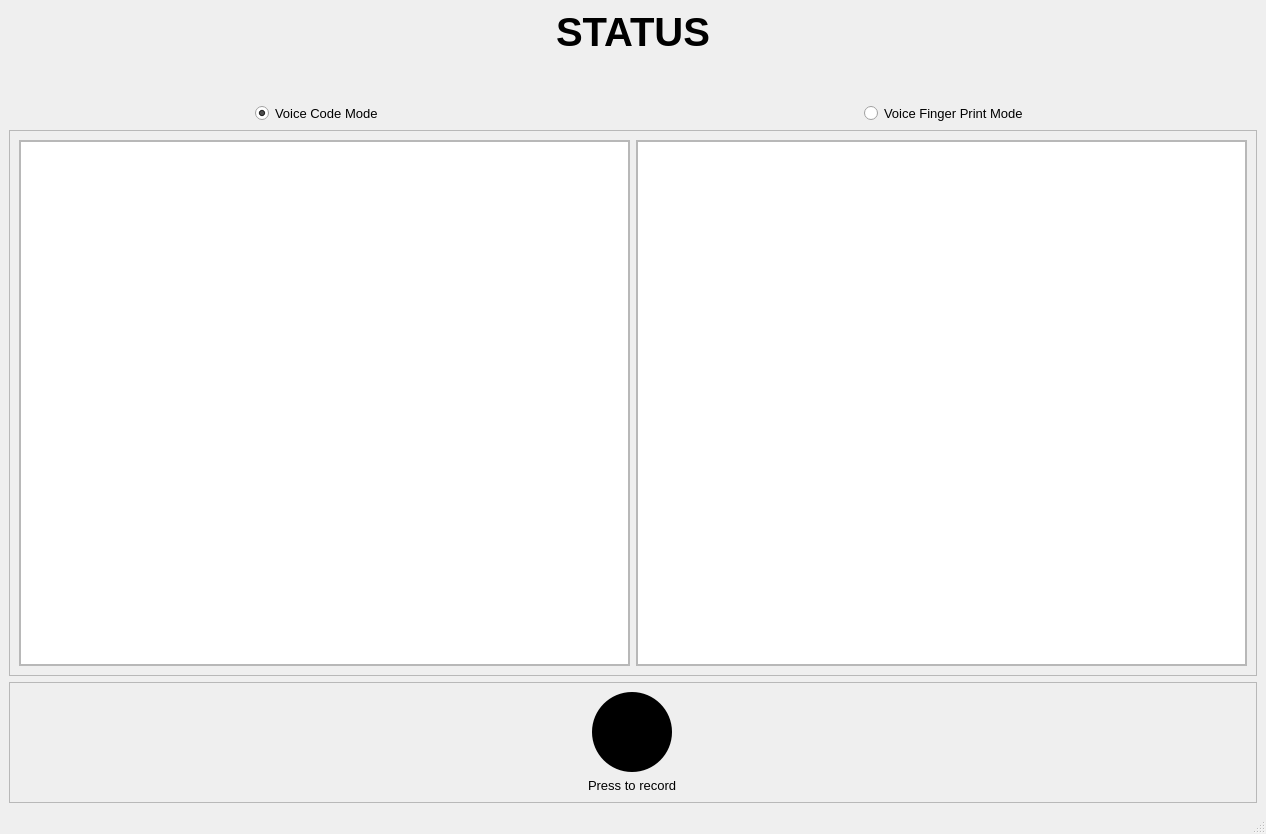
Old version of the form design.ui in the repository mohandemadx/Security-Voice-Lock.
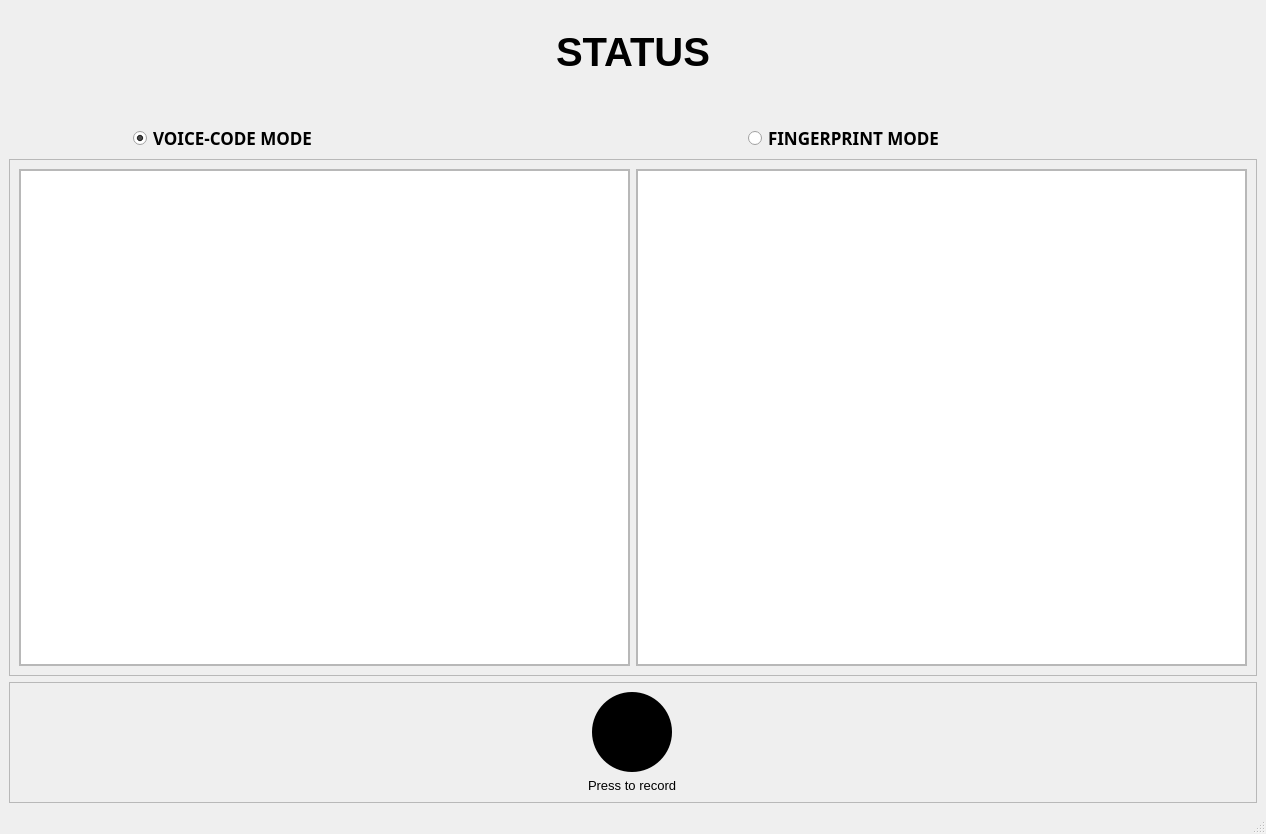
New version of the form. Icons and pictures are not drawn.

Diff of the .ui file:
```diff
--- a/design.ui
+++ b/design.ui
@@ -15,27 +15,45 @@
   </property>
   <widget class="QWidget" name="centralwidget">
    <layout class="QGridLayout" name="gridLayout">
-    <item row="1" column="0" colspan="2" alignment="Qt::AlignHCenter">
-     <widget class="QLabel" name="resultLabel">
-      <property name="sizePolicy">
-       <sizepolicy hsizetype="Preferred" vsizetype="Fixed">
-        <horstretch>0</horstretch>
-        <verstretch>0</verstretch>
-       </sizepolicy>
+    <item row="3" column="3" alignment="Qt::AlignLeft">
+     <widget class="QPushButton" name="iconIND">
+      <property name="styleSheet">
+       <string notr="true">background-color: rgb(255, 255, 255);</string>
       </property>
+      <property name="text">
+       <string/>
+      </property>
+      <property name="icon">
+       <iconset resource="icon.qrc">
+        <normaloff>:/newPrefix/icons/coding.png</normaloff>:/newPrefix/icons/coding.png</iconset>
+      </property>
+      <property name="iconSize">
+       <size>
+        <width>50</width>
+        <height>50</height>
+       </size>
+      </property>
+      <property name="flat">
+       <bool>true</bool>
+      </property>
+     </widget>
+    </item>
+    <item row="3" column="2" alignment="Qt::AlignRight">
+     <widget class="QRadioButton" name="radioButton_2">
       <property name="font">
        <font>
-        <pointsize>30</pointsize>
+        <family>Segoe UI Semibold</family>
+        <pointsize>13</pointsize>
         <weight>75</weight>
         <bold>true</bold>
        </font>
       </property>
       <property name="text">
-       <string>STATUS</string>
+       <string>FINGERPRINT MODE</string>
       </property>
      </widget>
     </item>
-    <item row="2" column="0" colspan="2">
+    <item row="2" column="0" colspan="4" alignment="Qt::AlignHCenter">
      <widget class="QPushButton" name="lockbutton">
       <property name="font">
        <font>
@@ -63,7 +81,7 @@
       </property>
      </widget>
     </item>
-    <item row="7" column="0" colspan="2">
+    <item row="7" column="0" colspan="4">
      <widget class="QFrame" name="frame">
       <property name="sizePolicy">
        <sizepolicy hsizetype="Preferred" vsizetype="Fixed">
@@ -136,7 +154,7 @@
       </layout>
      </widget>
     </item>
-    <item row="4" column="0" colspan="2">
+    <item row="4" column="0" colspan="4">
      <widget class="QFrame" name="frame2">
       <property name="frameShape">
        <enum>QFrame::StyledPanel</enum>
@@ -167,7 +185,11 @@
            <number>0</number>
           </property>
           <item>
-           <widget class="QGraphicsView" name="graphicsView"/>
+           <widget class="QGraphicsView" name="graphicsView">
+            <property name="enabled">
+             <bool>true</bool>
+            </property>
+           </widget>
           </item>
          </layout>
         </widget>
@@ -194,7 +216,11 @@
            <number>0</number>
           </property>
           <item>
-           <widget class="QGraphicsView" name="graphicsView_2"/>
+           <widget class="QGraphicsView" name="graphicsView_2">
+            <property name="enabled">
+             <bool>true</bool>
+            </property>
+           </widget>
           </item>
          </layout>
         </widget>
@@ -202,33 +228,83 @@
       </layout>
      </widget>
     </item>
-    <item row="3" column="0" alignment="Qt::AlignHCenter">
+    <item row="3" column="0" alignment="Qt::AlignRight">
      <widget class="QRadioButton" name="radioButton">
       <property name="font">
        <font>
-        <pointsize>10</pointsize>
+        <family>Segoe UI Semibold</family>
+        <pointsize>13</pointsize>
+        <weight>75</weight>
+        <bold>true</bold>
        </font>
       </property>
       <property name="text">
-       <string>Voice Code Mode</string>
+       <string>VOICE-CODE MODE</string>
       </property>
       <property name="checked">
        <bool>true</bool>
       </property>
      </widget>
     </item>
-    <item row="3" column="1" alignment="Qt::AlignHCenter">
-     <widget class="QRadioButton" name="radioButton_2">
+    <item row="1" column="0" colspan="4" alignment="Qt::AlignHCenter">
+     <widget class="QLabel" name="resultLabel">
+      <property name="sizePolicy">
+       <sizepolicy hsizetype="Preferred" vsizetype="Fixed">
+        <horstretch>0</horstretch>
+        <verstretch>0</verstretch>
+       </sizepolicy>
+      </property>
       <property name="font">
        <font>
-        <pointsize>10</pointsize>
+        <pointsize>30</pointsize>
+        <weight>75</weight>
+        <bold>true</bold>
        </font>
       </property>
       <property name="text">
-       <string>Voice Finger Print Mode</string>
+       <string>STATUS</string>
       </property>
      </widget>
     </item>
+    <item row="3" column="1" alignment="Qt::AlignLeft">
+     <widget class="QPushButton" name="iconWORD">
+      <property name="styleSheet">
+       <string notr="true">background-color: rgb(255, 255, 255);</string>
+      </property>
+      <property name="text">
+       <string/>
+      </property>
+      <property name="icon">
+       <iconset resource="icon.qrc">
+        <normaloff>:/newPrefix/icons/promo.png</normaloff>:/newPrefix/icons/promo.png</iconset>
+      </property>
+      <property name="iconSize">
+       <size>
+        <width>50</width>
+        <height>50</height>
+       </size>
+      </property>
+      <property name="flat">
+       <bool>true</bool>
+      </property>
+     </widget>
+    </item>
+    <item row="0" column="0" colspan="4">
+     <spacer name="verticalSpacer">
+      <property name="orientation">
+       <enum>Qt::Vertical</enum>
+      </property>
+      <property name="sizeType">
+       <enum>QSizePolicy::Fixed</enum>
+      </property>
+      <property name="sizeHint" stdset="0">
+       <size>
+        <width>20</width>
+        <height>20</height>
+       </size>
+      </property>
+     </spacer>
+    </item>
    </layout>
   </widget>
   <widget class="QMenuBar" name="menubar">
```
